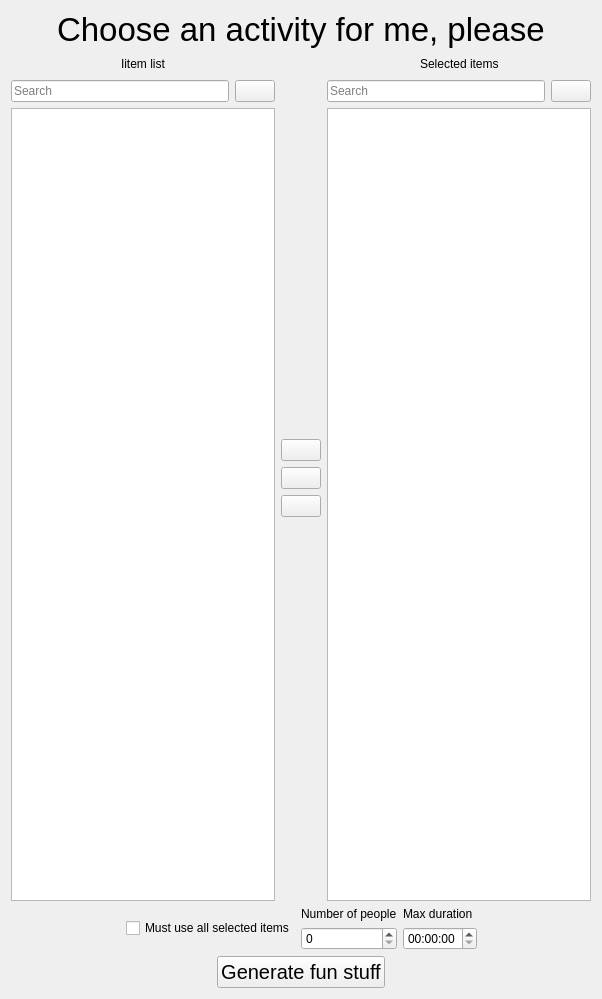
This is genactivity.ui in glennnys/Decided as Qt 5 draws it before an edit. The edited form follows.
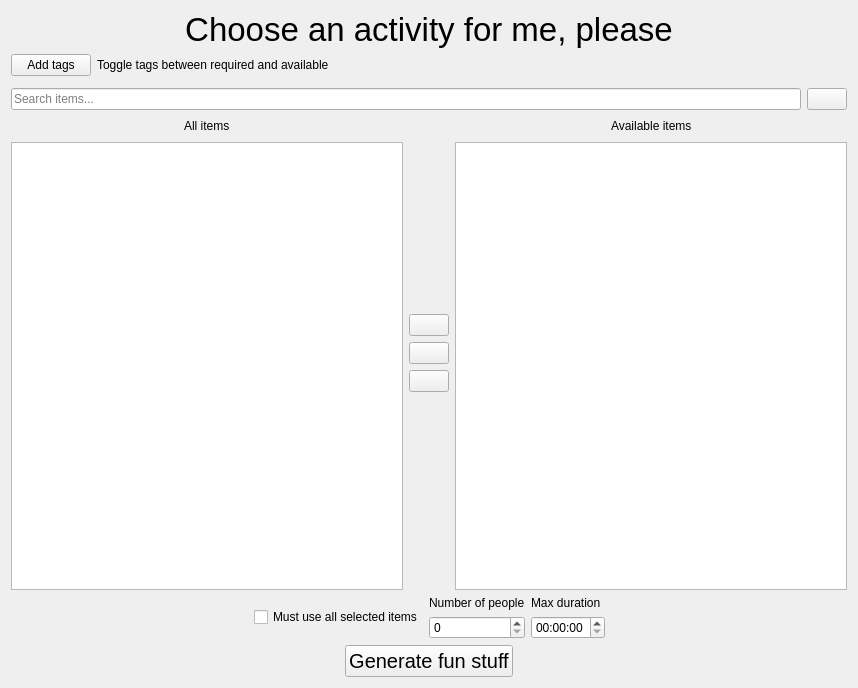
This is the edited form. Icons and pictures are not drawn.

Commit message: activity suggestions done. next adding remembering available items for different locations/settings like home or vacations

Diff of the .ui file:
```diff
--- a/genactivity.ui
+++ b/genactivity.ui
@@ -6,31 +6,14 @@
    <rect>
     <x>0</x>
     <y>0</y>
-    <width>602</width>
-    <height>999</height>
+    <width>858</width>
+    <height>688</height>
    </rect>
   </property>
   <property name="windowTitle">
    <string>Form</string>
   </property>
-  <layout class="QVBoxLayout" name="verticalLayout">
-   <item>
-    <layout class="QVBoxLayout" name="verticalLayout_14">
-     <item>
-      <layout class="QHBoxLayout" name="horizontalLayout">
-       <item>
-        <spacer name="horizontalSpacer_27">
-         <property name="orientation">
-          <enum>Qt::Orientation::Horizontal</enum>
-         </property>
-         <property name="sizeHint" stdset="0">
-          <size>
-           <width>40</width>
-           <height>20</height>
-          </size>
-         </property>
-        </spacer>
-       </item>
+  <layout class="QVBoxLayout" name="verticalLayout_2">
        <item>
         <widget class="QLabel" name="label_20">
          <property name="font">
@@ -41,20 +24,60 @@
          <property name="text">
           <string>Choose an activity for me, please</string>
          </property>
+     <property name="alignment">
+      <set>Qt::AlignmentFlag::AlignCenter</set>
+     </property>
         </widget>
        </item>
        <item>
-        <spacer name="horizontalSpacer_28">
-         <property name="orientation">
-          <enum>Qt::Orientation::Horizontal</enum>
+    <layout class="QVBoxLayout" name="verticalLayout">
+     <item>
+      <layout class="QHBoxLayout" name="horizontalLayout">
+       <item>
+        <widget class="QPushButton" name="addTagsBtn">
+         <property name="sizePolicy">
+          <sizepolicy hsizetype="Fixed" vsizetype="Fixed">
+           <horstretch>0</horstretch>
+           <verstretch>0</verstretch>
+          </sizepolicy>
          </property>
-         <property name="sizeHint" stdset="0">
-          <size>
-           <width>40</width>
-           <height>20</height>
-          </size>
+         <property name="text">
+          <string>Add tags</string>
          </property>
-        </spacer>
+        </widget>
+       </item>
+       <item>
+        <widget class="QLabel" name="label">
+         <property name="text">
+          <string>Toggle tags between required and available</string>
+         </property>
+        </widget>
+       </item>
+      </layout>
+     </item>
+     <item>
+      <widget class="QWidget" name="tagPlaceholder" native="true"/>
+     </item>
+    </layout>
+   </item>
+   <item>
+    <layout class="QHBoxLayout" name="horizontalLayout_11">
+     <item>
+      <widget class="QLineEdit" name="searchAllItems">
+       <property name="placeholderText">
+        <string>Search items...</string>
+       </property>
+      </widget>
+     </item>
+     <item>
+      <widget class="QPushButton" name="resetAllSearch">
+       <property name="text">
+        <string/>
+       </property>
+       <property name="icon">
+        <iconset theme="QIcon::ThemeIcon::ViewRefresh"/>
+       </property>
+      </widget>
        </item>
       </layout>
      </item>
@@ -80,7 +103,7 @@
            <item>
             <widget class="QLabel" name="label_16">
              <property name="text">
-              <string>Iitem list</string>
+            <string>All items</string>
              </property>
             </widget>
            </item>
@@ -100,28 +123,7 @@
           </layout>
          </item>
          <item>
-          <layout class="QHBoxLayout" name="horizontalLayout_11">
-           <item>
-            <widget class="QLineEdit" name="search_exist_item_entry">
-             <property name="placeholderText">
-              <string>Search</string>
-             </property>
-            </widget>
-           </item>
-           <item>
-            <widget class="QPushButton" name="search_exist_item_refresh">
-             <property name="text">
-              <string/>
-             </property>
-             <property name="icon">
-              <iconset theme="QIcon::ThemeIcon::ViewRefresh"/>
-             </property>
-            </widget>
-           </item>
-          </layout>
-         </item>
-         <item>
-          <widget class="QListWidget" name="exist_item_list"/>
+        <widget class="QListWidget" name="allItemList"/>
          </item>
         </layout>
        </item>
@@ -209,7 +211,7 @@
            <item>
             <widget class="QLabel" name="label_19">
              <property name="text">
-              <string>Selected items</string>
+            <string>Available items</string>
              </property>
             </widget>
            </item>
@@ -229,28 +231,10 @@
           </layout>
          </item>
          <item>
-          <layout class="QHBoxLayout" name="horizontalLayout_24">
-           <item>
-            <widget class="QLineEdit" name="search_select_item_entry">
-             <property name="placeholderText">
-              <string>Search</string>
-             </property>
-            </widget>
+        <layout class="QHBoxLayout" name="horizontalLayout_24"/>
            </item>
            <item>
-            <widget class="QPushButton" name="search_select_item_refresh">
-             <property name="text">
-              <string/>
-             </property>
-             <property name="icon">
-              <iconset theme="QIcon::ThemeIcon::ViewRefresh"/>
-             </property>
-            </widget>
-           </item>
-          </layout>
-         </item>
-         <item>
-          <widget class="QListWidget" name="select_item_list"/>
+        <widget class="QListWidget" name="selectItemList"/>
          </item>
         </layout>
        </item>
@@ -367,8 +351,6 @@
           </size>
          </property>
         </spacer>
-       </item>
-      </layout>
      </item>
     </layout>
    </item>
```
Left out of the diff: 14 changed lines with no effect on the pictures. Lines whose indentation alone changed are shown as unchanged. The commit also changes 15 other files.
